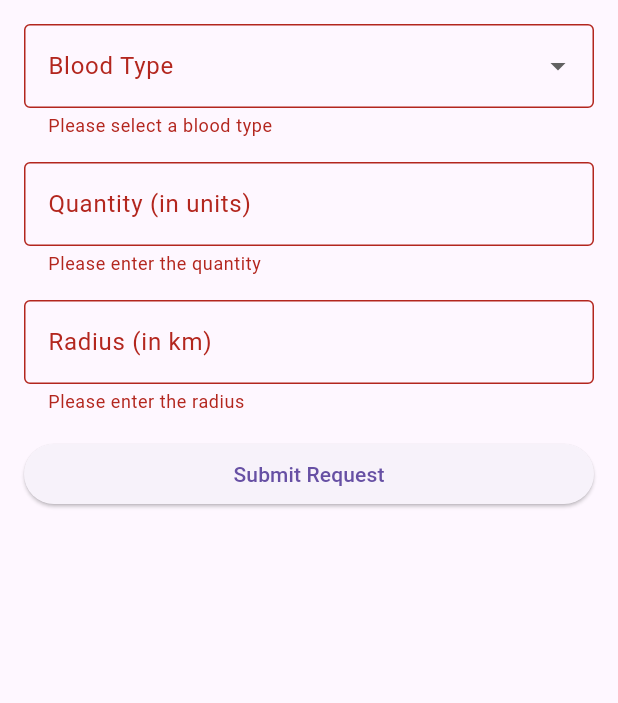
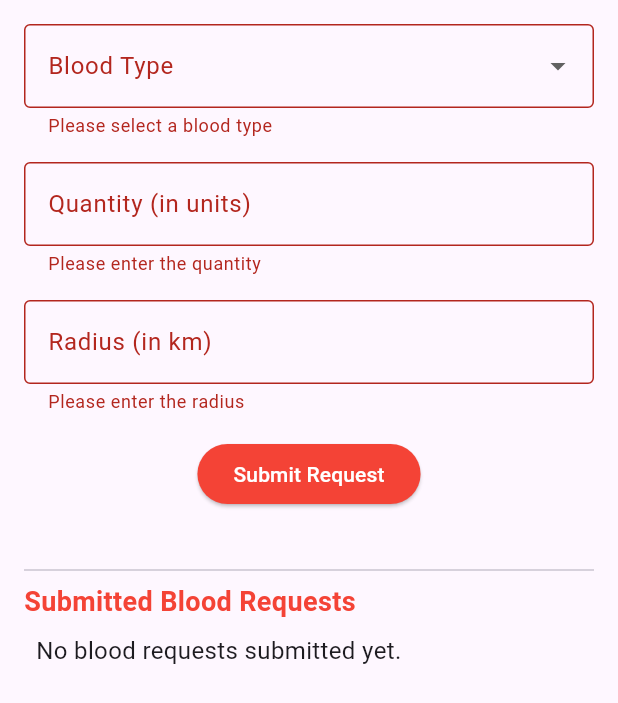
Before and after one commit to bsc-com-34-20Unima/Blood-Bridge, a Flutter app: the BloodRequests screen opened by its route, after a tap on "Submit Request", on a phone screen of 412 x 824 dp. Shown: the top 703 px of the screen. Run offline on Flutter 3.47's test engine with Material 3 defaults, Android fonts, the phone set to English and light mode, and no system bars; our stand-ins replace cloud_firestore, firebase_auth, firebase_core, geolocator, table_calendar; accounts and stored records are empty.

Commit message:
added request tracking section

```diff
--- a/lib/pages/DashboardPages/BloodRequests.dart
+++ b/lib/pages/DashboardPages/BloodRequests.dart
@@ -1,4 +1,19 @@
 import 'package:flutter/material.dart';
+
+// Model for a blood request
+class BloodRequest {
+  final String bloodType;
+  final int quantity;
+  final double radius;
+  final DateTime timestamp;
+
+  BloodRequest({
+    required this.bloodType,
+    required this.quantity,
+    required this.radius,
+    required this.timestamp,
+  });
+}
 
 class BloodRequests extends StatefulWidget {
   const BloodRequests({super.key});
@@ -13,33 +28,55 @@ class _BloodRequestPageState extends State<BloodRequests> {
   String? _radius;
   String? _quantity;
 
-  final List<String> _bloodTypes = ['A+', 'A-', 'B+', 'B-', 'AB+', 'AB-', 'O+', 'O-'];
+  final List<String> _bloodTypes = [
+    'A+', 'A-', 'B+', 'B-', 'AB+', 'AB-', 'O+', 'O-'
+  ];
+
+  // List to track submitted blood requests
+  final List<BloodRequest> _submittedRequests = [];
 
   void _submitRequest() {
     if (_formKey.currentState!.validate()) {
       _formKey.currentState!.save();
-      // Send data to the backend
-      // Call the backend API to send a blood request
-      print('Blood Type: $_bloodType');
-      print('Quantity: $_quantity');
-      print('Radius: $_radius');
 
-      // Show a confirmation message
+      // Create a new blood request from the form values
+      final newRequest = BloodRequest(
+        bloodType: _bloodType!,
+        quantity: int.parse(_quantity!),
+        radius: double.parse(_radius!),
+        timestamp: DateTime.now(),
+      );
+
+      setState(() {
+        _submittedRequests.add(newRequest);
+      });
+
+      // Show confirmation message
       ScaffoldMessenger.of(context).showSnackBar(
         SnackBar(content: Text('Blood request submitted successfully!')),
       );
+
+      // Optionally, reset the form after submission
+      _formKey.currentState!.reset();
+      setState(() {
+        _bloodType = null;
+        _quantity = null;
+        _radius = null;
+      });
     }
   }
 
   @override
   Widget build(BuildContext context) {
     return Scaffold(
-
       body: Padding(
         padding: const EdgeInsets.all(16.0),
-        child: Form(
+        child: ListView(
+          children: [
+            // Blood Request Form
+            Form(
               key: _formKey,
-          child: ListView(
+              child: Column(
                 children: [
                   DropdownButtonFormField(
                     decoration: InputDecoration(
@@ -52,8 +89,11 @@ class _BloodRequestPageState extends State<BloodRequests> {
                               child: Text(type),
                             ))
                         .toList(),
-                onChanged: (value) => _bloodType = value,
-                validator: (value) => value == null ? 'Please select a blood type' : null,
+                    onChanged: (value) => setState(() {
+                      _bloodType = value as String?;
+                    }),
+                    validator: (value) =>
+                        value == null ? 'Please select a blood type' : null,
                   ),
                   SizedBox(height: 16),
                   TextFormField(
@@ -85,7 +125,8 @@ class _BloodRequestPageState extends State<BloodRequests> {
                       if (value == null || value.isEmpty) {
                         return 'Please enter the radius';
                       }
-                  if (double.tryParse(value) == null || double.parse(value) <= 0) {
+                      if (double.tryParse(value) == null ||
+                          double.parse(value) <= 0) {
                         return 'Enter a valid radius';
                       }
                       return null;
@@ -94,10 +135,55 @@ class _BloodRequestPageState extends State<BloodRequests> {
                   SizedBox(height: 16),
                   ElevatedButton(
                     onPressed: _submitRequest,
-                child: Text('Submit Request'),
+                    style: ElevatedButton.styleFrom(
+                      backgroundColor: Colors.red
+                    ),
+                    child: Text('Submit Request', style: TextStyle(color: Colors.white),),
                   ),
                 ],
               ),
+            ),
+            SizedBox(height: 32),
+            Divider(),
+            // Submitted Blood Requests Section
+            Text(
+              'Submitted Blood Requests',
+              style: TextStyle(
+                fontSize: 18,
+                fontWeight: FontWeight.bold,
+                color: Colors.red,
+              ),
+            ),
+            _submittedRequests.isEmpty
+                ? Padding(
+                    padding: const EdgeInsets.all(8.0),
+                    child: Text(
+                      'No blood requests submitted yet.',
+                      style: TextStyle(fontSize: 16),
+                    ),
+                  )
+                : ListView.builder(
+                    shrinkWrap: true,
+                    physics: NeverScrollableScrollPhysics(),
+                    itemCount: _submittedRequests.length,
+                    itemBuilder: (context, index) {
+                      final request = _submittedRequests[index];
+                      return Card(
+                        margin: EdgeInsets.symmetric(vertical: 8),
+                        elevation: 2,
+                        shape: RoundedRectangleBorder(
+                          borderRadius: BorderRadius.circular(12),
+                        ),
+                        child: ListTile(
+                          title: Text(
+                              '${request.bloodType} - ${request.quantity} units'),
+                          subtitle: Text(
+                              'Radius: ${request.radius} km\nSubmitted on: ${request.timestamp.toLocal().toString().split('.')[0]}'),
+                        ),
+                      );
+                    },
+                  ),
+          ],
         ),
       ),
     );
```
Lines whose indentation alone changed are shown as unchanged.
